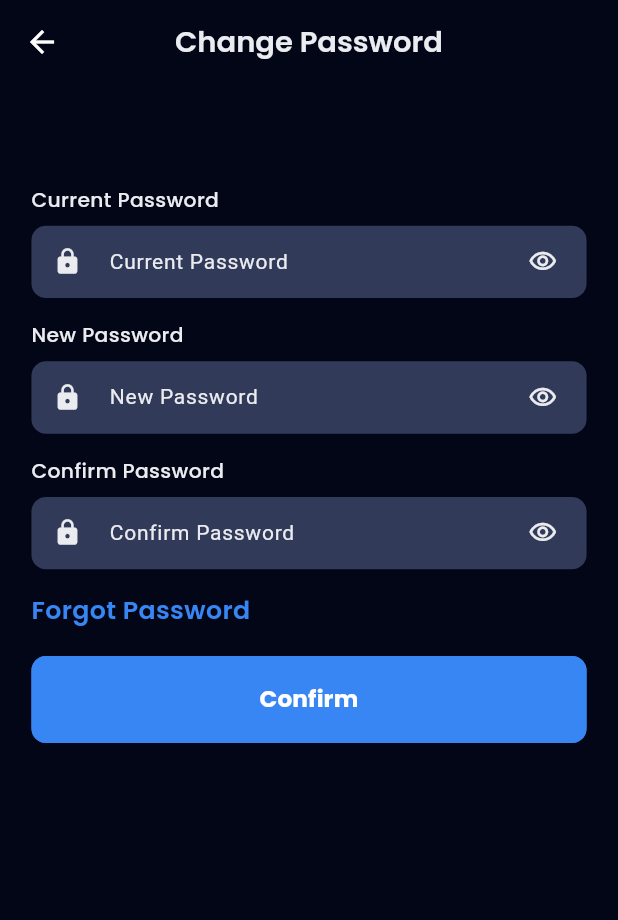
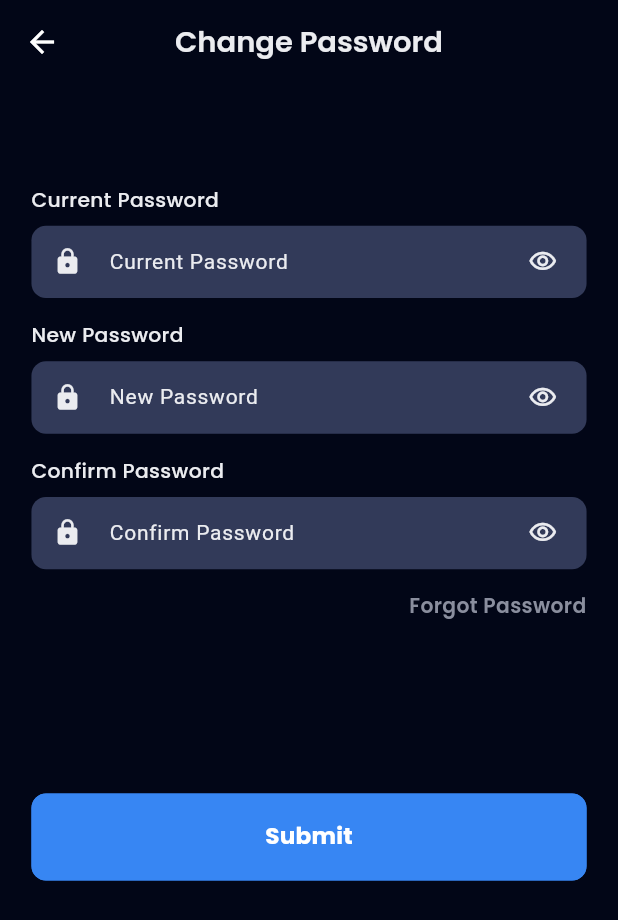
Before and after one commit to bdCalling-Sdt-hub/Vapeless-App, a Flutter app: the SettingScreen screen opened by its route, after a tap on "Change Password", on a phone screen of 412 x 824 dp. Shown: the top 920 px of the screen. Run offline on Flutter 3.47's test engine with Material 3 defaults, Android fonts, the phone set to English and light mode, and no system bars; our stand-ins replace cached_network_image, carousel_slider, fl_chart, flutter_html, flutter_local_notifications, flutter_rating_bar and 10 more; missing offline and left inert: flutter_paypal_payment, flutter_stripe, linear_progress_bar; accounts and stored records are empty; network calls fail.

Commit message:
improve code

```diff
--- a/lib/utils/app_string.dart
+++ b/lib/utils/app_string.dart
@@ -140,5 +140,6 @@ class AppString {
   static const String country = "Country";
   static const String supportDetails = "Need help? We're here for you! Feel free to reach out if you encounter any issues.";
   static const String chatWithUs = "Chat With Us";
+  static const String submit = "Submit";
 
 }
--- a/lib/view/screen/common_screen/auth/change_password/change_password_screen.dart
+++ b/lib/view/screen/common_screen/auth/change_password/change_password_screen.dart
@@ -85,22 +85,20 @@ class ChangePasswordScreen extends StatelessWidget {
                       color: AppColors.t4,
                     ),
                   ),
-                  Align(
-                    alignment: Alignment.centerLeft,
-                    child: GestureDetector(
+                  GestureDetector(
                     onTap: () => Get.toNamed(AppRoutes.forgotPassword),
                     child: CommonText(
                       text: AppString.forgotPassword,
-                        color: AppColors.primaryColor,
+                      color: AppColors.t2,
                       fontWeight: FontWeight.w600,
-                        fontSize: 18.sp,
+                      fontSize: 14,
                       top: 16.h,
                       bottom: 20.h,
                     ),
-                    ),
-                  ),
+                  ).end,
+                  100.height,
                   CommonButton(
-                    titleText: AppString.confirm,
+                    titleText: AppString.submit,
                     isLoading: controller.isLoading,
                     onTap: () {
                       if (formKey.currentState!.validate()) {
--- a/lib/view/screen/common_screen/setting/setting_screen.dart
+++ b/lib/view/screen/common_screen/setting/setting_screen.dart
@@ -1,15 +1,15 @@
 import 'package:flutter/material.dart';
+import 'package:vapeless/helpers/app_routes.dart';
 import '../../../../helpers/my_extension.dart';
 import 'package:flutter_screenutil/flutter_screenutil.dart';
 import 'package:get/get.dart';
 import '../../../../controllers/common_controller/setting/setting_controller.dart';
-import '../../../../helpers/app_routes.dart';
 import '../../../../utils/app_colors.dart';
 import '../../../../utils/app_string.dart';
 import '../../../component/bottom_nav_bar/common_bottom_bar.dart';
+import '../../../component/other_widgets/item.dart';
 import '../../../component/pop_up/common_pop_menu.dart';
 import '../../../component/text/common_text.dart';
-import 'widget/setting_item.dart';
 
 class SettingScreen extends StatelessWidget {
   const SettingScreen({super.key});
@@ -31,28 +31,23 @@ class SettingScreen extends StatelessWidget {
             padding: EdgeInsets.symmetric(horizontal: 30.w),
             child: Column(
               children: [
-                70.height,
-                GestureDetector(
+                20.height,
+                Item(
                   onTap: () => Get.toNamed(AppRoutes.changePassword),
-                  child: const SettingItem(
-                    title: AppString.changePassword,
-                    iconDate: Icons.lock_outline,
-                  ),
+                  title: AppString.changePassword,
+                  icon: Icons.lock_outline,
                 ),
-                GestureDetector(
+                Item(
+                  onTap: () => Get.toNamed(AppRoutes.privacyPolicy),
+                  title: AppString.privacyPolicy,
+                  icon: Icons.network_wifi_1_bar,
+                ),
+                Item(
                   onTap: () => Get.toNamed(AppRoutes.termsOfServices),
-                  child: const SettingItem(
-                    title: AppString.termsOfServices,
-                    iconDate: Icons.gavel,
-                  ),
+                  title: AppString.termsOfServices,
+                  icon: Icons.gavel,
                 ),
-                GestureDetector(
-                  onTap: () => Get.toNamed(AppRoutes.privacyPolicy),
-                  child: const SettingItem(
-                    title: AppString.privacyPolicy,
-                    iconDate: Icons.network_wifi_1_bar,
-                  ),
-                ),
+                20.height,
                 GestureDetector(
                   onTap: () => deletePopUp(
                       controller: controller.passwordController,
@@ -62,17 +57,17 @@ class SettingScreen extends StatelessWidget {
                     height: 52.h,
                     padding: EdgeInsets.symmetric(horizontal: 20.w),
                     decoration: BoxDecoration(
-                        color: AppColors.blueLight,
-                        borderRadius: BorderRadius.circular(4.r)),
+                        color: AppColors.inputBar,
+                        borderRadius: BorderRadius.circular(12)),
                     child: Row(
                       children: [
                         const Icon(
                           Icons.delete_outline_rounded,
-                          color: AppColors.secondary,
+                          color: AppColors.white,
                         ),
                         CommonText(
                           text: AppString.deleteAccount,
-                          color: AppColors.secondary,
+                          color: AppColors.white,
                           left: 12.w,
                         ),
                       ],
```
Lines whose indentation alone changed are shown as unchanged.
